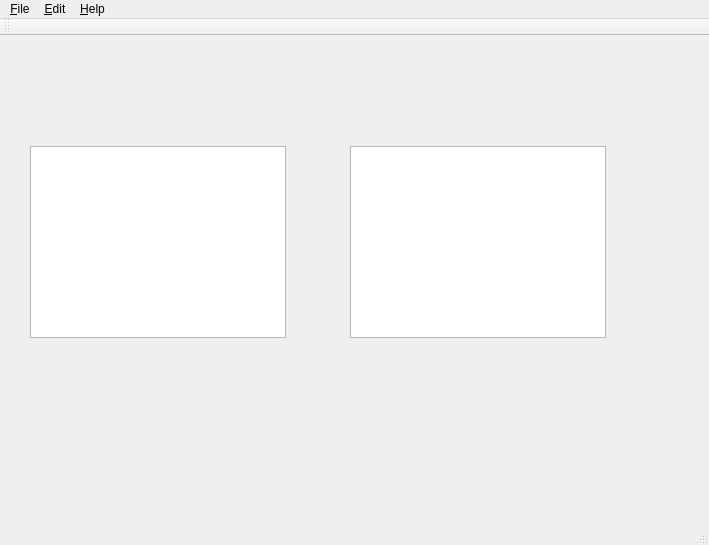
hubutui/MachineLearning, file mainwindow.ui: the form before one commit.
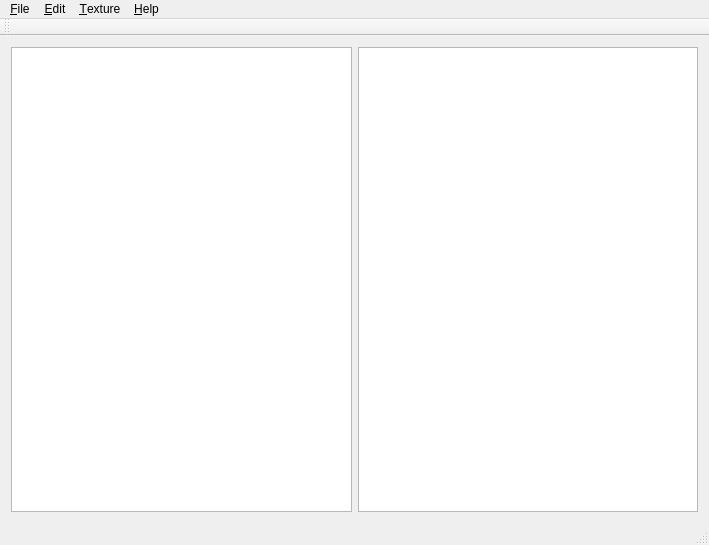
The form after the commit.

Diff of the .ui file:
```diff
--- a/mainwindow.ui
+++ b/mainwindow.ui
@@ -14,26 +14,18 @@
    <string>MainWindow</string>
   </property>
   <widget class="QWidget" name="centralWidget">
-   <widget class="QGraphicsView" name="graphicsView_in">
-    <property name="geometry">
-     <rect>
-      <x>30</x>
-      <y>110</y>
-      <width>256</width>
-      <height>192</height>
-     </rect>
-    </property>
-   </widget>
-   <widget class="QGraphicsView" name="graphicsView_out">
-    <property name="geometry">
-     <rect>
-      <x>350</x>
-      <y>110</y>
-      <width>256</width>
-      <height>192</height>
-     </rect>
-    </property>
-   </widget>
+   <layout class="QVBoxLayout" name="verticalLayout">
+    <item>
+     <layout class="QGridLayout" name="gridLayout">
+      <item row="0" column="0">
+       <widget class="QGraphicsView" name="graphicsView_in"/>
+      </item>
+      <item row="0" column="1">
+       <widget class="QGraphicsView" name="graphicsView_out"/>
+      </item>
+     </layout>
+    </item>
+   </layout>
   </widget>
   <widget class="QMenuBar" name="menuBar">
    <property name="geometry">
@@ -64,8 +56,15 @@
      <string>&amp;Help</string>
     </property>
    </widget>
+   <widget class="QMenu" name="menu_Texture">
+    <property name="title">
+     <string>&amp;Texture</string>
+    </property>
+    <addaction name="actionGLCM"/>
+   </widget>
    <addaction name="menu_File"/>
    <addaction name="menu_Edit"/>
+   <addaction name="menu_Texture"/>
    <addaction name="menu_Help"/>
   </widget>
   <widget class="QToolBar" name="mainToolBar">
```
Left out of the diff: 8 changed lines with no effect on the pictures.
